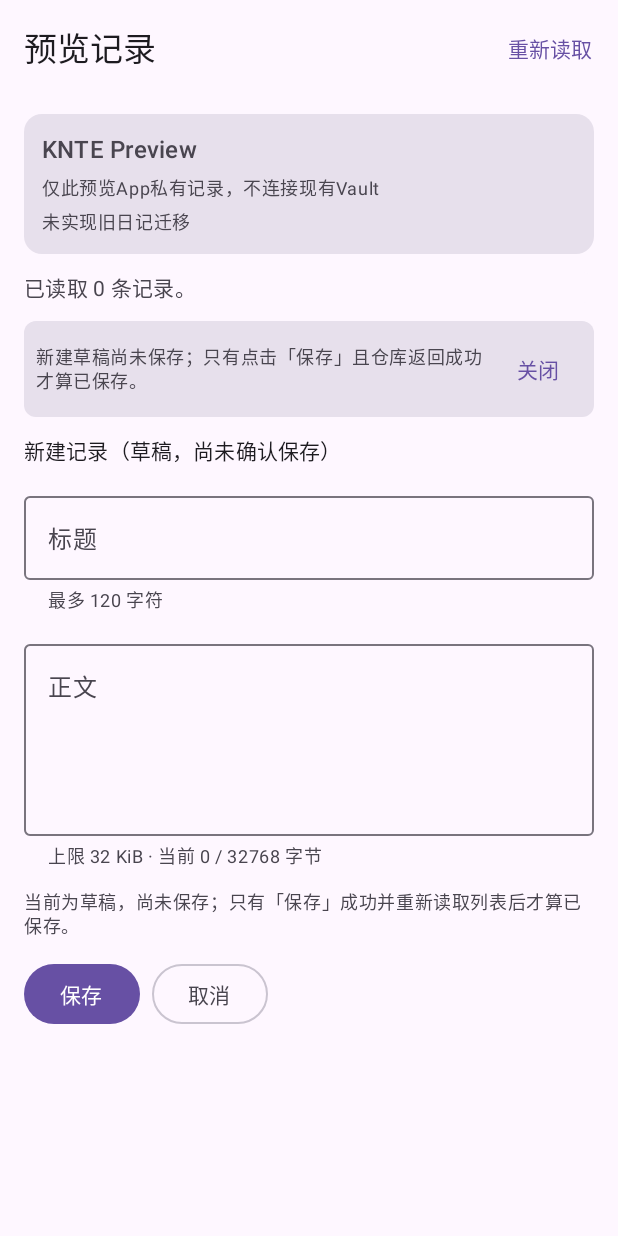
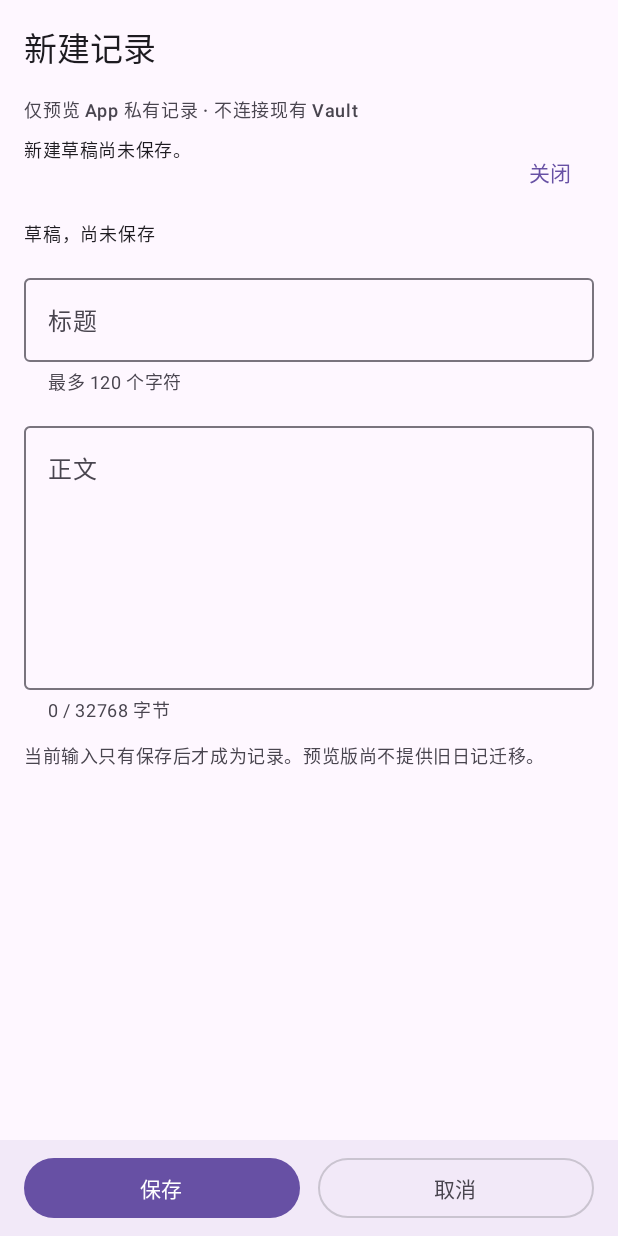
Before and after one commit to 0-0Nm/KNTE, an Android app built with Jetpack Compose: the screen it shows after launch (MainActivity), after a tap on "新建", on a phone screen of 412 x 824 dp. Run offline under Robolectric (Android 15) with nearby library versions, the phone set to English and light mode, and no system bars.

Commit message:
Fix device editor navigation and layout; brand and sign isolated preview2

```diff
--- a/app/build.gradle.kts
+++ b/app/build.gradle.kts
@@ -7,11 +7,11 @@ android {
     namespace = "com.knte.preview"
     compileSdk = 35
     defaultConfig {
-        applicationId = "com.knte.preview"
+        applicationId = "com.knte.preview.next"
         minSdk = 26
         targetSdk = 35
-        versionCode = 1
-        versionName = "0.1.0-preview1"
+        versionCode = 2
+        versionName = "0.1.0-preview2"
     }
     buildFeatures { compose = true }
     compileOptions {
--- a/app/src/main/AndroidManifest.xml
+++ b/app/src/main/AndroidManifest.xml
@@ -1,7 +1,9 @@
 <manifest xmlns:android="http://schemas.android.com/apk/res/android">
     <application
         android:allowBackup="false"
-        android:label="KNTE Preview"
+        android:label="知温·预览"
+        android:icon="@mipmap/ic_launcher"
+        android:roundIcon="@mipmap/ic_launcher"
         android:supportsRtl="true"
         android:theme="@android:style/Theme.Material.Light.NoActionBar">
         <activity android:name=".MainActivity" android:exported="true">
--- a/app/src/main/kotlin/com/knte/preview/NoteViewModel.kt
+++ b/app/src/main/kotlin/com/knte/preview/NoteViewModel.kt
@@ -97,7 +97,7 @@ class NoteViewModel(
                 draft = draft,
                 status = NotesStatus.Ready,
                 error = null,
-                notice = "新建草稿尚未保存；只有点击「保存」且仓库返回成功才算已保存。",
+                notice = "新建草稿尚未保存。",
             )
         }
     }
@@ -168,7 +168,7 @@ class NoteViewModel(
                         draft = draft,
                         status = NotesStatus.Ready,
                         error = null,
-                        notice = "已载入已保存记录；SavedStateHandle 中的 revision 只是 UI 元数据，保存前会重新读取真实 revision 做 CAS 校验。",
+                        notice = "已打开记录，修改后请保存。",
                     )
                 }
             } catch (cancelled: CancellationException) {
@@ -220,7 +220,7 @@ class NoteViewModel(
                         pending = null,
                         draft = null,
                         error = null,
-                        notice = "仓库已返回成功；正在重新读取列表确认落盘结果。",
+                        notice = "保存完成，正在重读。",
                     )
                 }
                 reloadInternal(initial = false)
@@ -282,6 +282,7 @@ class NoteViewModel(
                         notes = notes,
                         status = if (notes.isEmpty()) NotesStatus.Empty else NotesStatus.Ready,
                         error = null,
+                        notice = if (it.notice == "保存完成，正在重读。") "已保存并重新读取。" else it.notice,
                     )
                 }
             } catch (cancelled: CancellationException) {
--- a/app/src/main/kotlin/com/knte/preview/ui/NotesScreen.kt
+++ b/app/src/main/kotlin/com/knte/preview/ui/NotesScreen.kt
@@ -1,331 +1,105 @@
 package com.knte.preview.ui
 
+import androidx.activity.compose.BackHandler
 import androidx.compose.foundation.clickable
-import androidx.compose.foundation.layout.Arrangement
-import androidx.compose.foundation.layout.Column
-import androidx.compose.foundation.layout.Row
-import androidx.compose.foundation.layout.fillMaxSize
-import androidx.compose.foundation.layout.fillMaxWidth
-import androidx.compose.foundation.layout.padding
-import androidx.compose.foundation.layout.size
+import androidx.compose.foundation.layout.*
+import androidx.compose.foundation.rememberScrollState
+import androidx.compose.foundation.verticalScroll
 import androidx.compose.foundation.lazy.LazyColumn
 import androidx.compose.foundation.lazy.items
-import androidx.compose.material3.Button
-import androidx.compose.material3.CircularProgressIndicator
-import androidx.compose.material3.ExperimentalMaterial3Api
-import androidx.compose.material3.MaterialTheme
-import androidx.compose.material3.OutlinedButton
-import androidx.compose.material3.OutlinedTextField
-import androidx.compose.material3.Scaffold
-import androidx.compose.material3.Surface
-import androidx.compose.material3.Text
-import androidx.compose.material3.TextButton
-import androidx.compose.material3.TopAppBar
-import androidx.compose.material3.TopAppBarDefaults
-import androidx.compose.runtime.Composable
-import androidx.lifecycle.compose.collectAsStateWithLifecycle
-import androidx.compose.runtime.getValue
-import androidx.compose.ui.Alignment
+import androidx.compose.material3.*
+import androidx.compose.runtime.*
+import androidx.compose.runtime.saveable.rememberSaveable
 import androidx.compose.ui.Modifier
 import androidx.compose.ui.semantics.Role
 import androidx.compose.ui.semantics.contentDescription
 import androidx.compose.ui.semantics.semantics
 import androidx.compose.ui.text.style.TextOverflow
 import androidx.compose.ui.unit.dp
-import com.knte.core.notes.Note
-import com.knte.preview.MAX_RESTORABLE_BODY_BYTES
-import com.knte.preview.MAX_TITLE_CHARS
-import com.knte.preview.NoteDraft
-import com.knte.preview.NotesStatus
-import com.knte.preview.NotesUiState
-import com.knte.preview.NoteViewModel
-import com.knte.preview.utf8ByteCount
+import androidx.lifecycle.compose.collectAsStateWithLifecycle
+import com.knte.preview.*
+import java.text.DateFormat
+import java.util.Date
 
+/** Scrollable editor with viewport-independent actions. No technical revision exposed by default. */
 @OptIn(ExperimentalMaterial3Api::class)
 @Composable
 fun NotesScreen(viewModel: NoteViewModel, modifier: Modifier = Modifier) {
     val state by viewModel.uiState.collectAsStateWithLifecycle()
-    val busy = state.isBusy
-
+    var confirmDiscard by rememberSaveable { mutableStateOf(false) }
+    val draft = state.draft
+    BackHandler(enabled = draft != null) { if (!state.isBusy) confirmDiscard = true }
+    if (confirmDiscard && draft != null) {
+        AlertDialog(
+            onDismissRequest = { confirmDiscard = false },
+            title = { Text("放弃未保存的编辑？") },
+            text = { Text("本次草稿尚未保存。继续编辑可保留输入；放弃只清除此草稿，不删除已保存记录。") },
+            confirmButton = { TextButton(onClick = { confirmDiscard = false; viewModel.cancel() }) { Text("放弃草稿") } },
+            dismissButton = { TextButton(onClick = { confirmDiscard = false }) { Text("继续编辑") } },
+        )
+    }
     Scaffold(
-        modifier = modifier,
-        containerColor = MaterialTheme.colorScheme.surface,
+        modifier = modifier.imePadding(),
         topBar = {
-            TopAppBar(
-                title = { Text("预览记录") },
-                colors = TopAppBarDefaults.topAppBarColors(
-                    containerColor = MaterialTheme.colorScheme.surface,
-                    titleContentColor = MaterialTheme.colorScheme.onSurface,
-                ),
+            TopAppBar(title = { Text(if (draft == null) "知温·预览" else if (draft.id == null) "新建记录" else "编辑记录") },
                 actions = {
-                    TextButton(
-                        onClick = { viewModel.reload() },
-                        enabled = !busy,
-                        modifier = Modifier.semantics { contentDescription = "重新读取记录列表" },
-                    ) { Text("重新读取") }
-                },
-            )
+                    if (draft == null) TextButton(onClick = viewModel::reload, enabled = !state.isBusy) { Text("重新读取") }
+                })
         },
-    ) { innerPadding ->
-        Column(
-            modifier = Modifier
-                .padding(innerPadding)
-                .padding(horizontal = 16.dp, vertical = 12.dp)
-                .fillMaxSize(),
-            verticalArrangement = Arrangement.spacedBy(12.dp),
-        ) {
-            PreviewNotices()
-            UnifiedStatus(state = state, onDismissError = viewModel::dismissError)
-            state.notice?.let { text ->
-                NoticeCard(text = text, onDismiss = viewModel::dismissNotice)
+        bottomBar = {
+            Surface(tonalElevation = 3.dp) {
+                Row(Modifier.fillMaxWidth().navigationBarsPadding().padding(horizontal = 16.dp, vertical = 8.dp), horizontalArrangement = Arrangement.spacedBy(12.dp)) {
+                    if (draft == null) {
+                        Button(onClick = viewModel::newNote, enabled = !state.isBusy, modifier = Modifier.weight(1f).semantics { contentDescription = "新建预览记录" }) { Text("新建") }
+                    } else {
+                        Button(onClick = viewModel::save, enabled = !state.isBusy, modifier = Modifier.weight(1f).semantics { contentDescription = "保存记录" }) { Text(if (state.isSaving) "保存中…" else "保存") }
+                        OutlinedButton(onClick = { confirmDiscard = true }, enabled = !state.isBusy, modifier = Modifier.weight(1f)) { Text("取消") }
+                    }
+                }
             }
-
-            val draft = state.draft
+        },
+    ) { padding ->
+        Column(Modifier.padding(padding).fillMaxSize().padding(horizontal = 16.dp), verticalArrangement = Arrangement.spacedBy(8.dp)) {
+            Text("仅预览 App 私有记录 · 不连接现有 Vault", style = MaterialTheme.typography.labelMedium, color = MaterialTheme.colorScheme.onSurfaceVariant)
+            if (state.isBusy) LinearProgressIndicator(Modifier.fillMaxWidth())
+            state.error?.let { error ->
+                Surface(color = MaterialTheme.colorScheme.errorContainer, shape = MaterialTheme.shapes.small) {
+                    Text(error, Modifier.padding(10.dp), color = MaterialTheme.colorScheme.onErrorContainer, style = MaterialTheme.typography.bodySmall)
+                }
+            }
+            state.notice?.let { notice ->
+                Row(Modifier.fillMaxWidth()) {
+                    Text(notice, Modifier.weight(1f), style = MaterialTheme.typography.bodySmall, maxLines = 2, overflow = TextOverflow.Ellipsis)
+                    TextButton(onClick = viewModel::dismissNotice, contentPadding = PaddingValues(0.dp)) { Text("关闭") }
+                }
+            }
             if (draft != null) {
-                NoteEditor(
-                    draft = draft,
-                    enabled = !busy,
-                    onTitleChange = viewModel::onTitleChange,
-                    onBodyChange = viewModel::onBodyChange,
-                    onSave = viewModel::save,
-                    onCancel = viewModel::cancel,
-                )
+                Column(Modifier.weight(1f).fillMaxWidth().verticalScroll(rememberScrollState()).padding(bottom = 16.dp), verticalArrangement = Arrangement.spacedBy(12.dp)) {
+                    Text("草稿，尚未保存", style = MaterialTheme.typography.labelMedium)
+                    OutlinedTextField(draft.title, viewModel::onTitleChange, enabled = !state.isBusy, singleLine = true,
+                        label = { Text("标题") }, supportingText = { Text("最多 $MAX_TITLE_CHARS 个字符") },
+                        modifier = Modifier.fillMaxWidth().semantics { contentDescription = "记录标题输入框" })
+                    OutlinedTextField(draft.body, viewModel::onBodyChange, enabled = !state.isBusy, minLines = 6, maxLines = 12,
+                        label = { Text("正文") }, supportingText = { Text("${draft.body.utf8ByteCount()} / $MAX_RESTORABLE_BODY_BYTES 字节") },
+                        modifier = Modifier.fillMaxWidth().semantics { contentDescription = "记录正文输入框" })
+                    Text("当前输入只有保存后才成为记录。预览版尚不提供旧日记迁移。", style = MaterialTheme.typography.bodySmall, color = MaterialTheme.colorScheme.onSurfaceVariant)
+                }
             } else {
-                NoteList(
-                    state = state,
-                    enabled = !busy,
-                    onOpen = viewModel::open,
-                    onNew = viewModel::newNote,
-                    onReload = viewModel::reload,
-                    modifier = Modifier.weight(1f),
-                )
+                Text("${state.notes.size} 条记录", style = MaterialTheme.typography.titleSmall)
+                if (state.notes.isEmpty() && !state.isBusy && state.error == null) Text("暂无记录，点击下方新建。")
+                LazyColumn(Modifier.weight(1f).fillMaxWidth(), verticalArrangement = Arrangement.spacedBy(8.dp), contentPadding = PaddingValues(bottom = 12.dp)) {
+                    items(state.notes, key = { it.id }) { note ->
+                        Surface(shape = MaterialTheme.shapes.medium, color = MaterialTheme.colorScheme.surfaceVariant,
+                            modifier = Modifier.fillMaxWidth().clickable(enabled = !state.isBusy, role = Role.Button) { viewModel.open(note.id) }.semantics { contentDescription = "打开记录：${note.title}" }) {
+                            Column(Modifier.padding(16.dp), verticalArrangement = Arrangement.spacedBy(6.dp)) {
+                                Text(note.title, style = MaterialTheme.typography.titleMedium, maxLines = 1, overflow = TextOverflow.Ellipsis)
+                                Text(note.body.ifEmpty { "（空正文）" }, maxLines = 3, overflow = TextOverflow.Ellipsis, style = MaterialTheme.typography.bodyMedium)
+                                Text(DateFormat.getDateTimeInstance(DateFormat.SHORT, DateFormat.SHORT).format(Date(note.updatedAtMillis)), style = MaterialTheme.typography.labelSmall)
+                            }
+                        }
+                    }
+                }
             }
         }
     }
 }
-
-@Composable
-private fun PreviewNotices() {
-    Surface(
-        color = MaterialTheme.colorScheme.surfaceVariant,
-        contentColor = MaterialTheme.colorScheme.onSurfaceVariant,
-        shape = MaterialTheme.shapes.medium,
-        modifier = Modifier.fillMaxWidth(),
-    ) {
-        Column(
-            modifier = Modifier.padding(12.dp),
-            verticalArrangement = Arrangement.spacedBy(4.dp),
-        ) {
-            Text("KNTE Preview", style = MaterialTheme.typography.titleMedium)
-            Text("仅此预览App私有记录，不连接现有Vault", style = MaterialTheme.typography.bodySmall)
-            Text("未实现旧日记迁移", style = MaterialTheme.typography.bodySmall)
-        }
-    }
-}
-
-@Composable
-private fun UnifiedStatus(state: NotesUiState, onDismissError: () -> Unit) {
-    Surface(
-        color = MaterialTheme.colorScheme.surface,
-        shape = MaterialTheme.shapes.small,
-        modifier = Modifier
-            .fillMaxWidth()
-            .semantics { contentDescription = "记录状态" },
-    ) {
-        when (state.status) {
-            NotesStatus.Loading -> StatusLine("正在读取记录…", busy = true)
-            NotesStatus.Saving -> StatusLine("正在保存，草稿尚未确认…", busy = true)
-            NotesStatus.Empty -> Text(
-                "暂无记录；点击「新建」创建第一条预览记录。",
-                style = MaterialTheme.typography.bodyMedium,
-                color = MaterialTheme.colorScheme.onSurfaceVariant,
-            )
-            NotesStatus.Ready -> Text(
-                "已读取 ${state.notes.size} 条记录。",
-                style = MaterialTheme.typography.bodyMedium,
-                color = MaterialTheme.colorScheme.onSurfaceVariant,
-            )
-            NotesStatus.Error -> Row(verticalAlignment = Alignment.CenterVertically) {
-                Text(
-                    text = "错误：${state.error ?: "未知错误"}",
-                    color = MaterialTheme.colorScheme.error,
-                    style = MaterialTheme.typography.bodyMedium,
-                    modifier = Modifier.weight(1f),
-                )
-                TextButton(onClick = onDismissError) { Text("关闭") }
-            }
-        }
-    }
-}
-
-@Composable
-private fun StatusLine(text: String, busy: Boolean) {
-    Row(
-        verticalAlignment = Alignment.CenterVertically,
-        horizontalArrangement = Arrangement.spacedBy(8.dp),
-    ) {
-        if (busy) {
-            CircularProgressIndicator(modifier = Modifier.size(18.dp), strokeWidth = 2.dp)
-        }
-        Text(text, style = MaterialTheme.typography.bodyMedium)
-    }
-}
-
-@Composable
-private fun NoticeCard(text: String, onDismiss: () -> Unit) {
-    Surface(
-        color = MaterialTheme.colorScheme.surfaceVariant,
-        contentColor = MaterialTheme.colorScheme.onSurfaceVariant,
-        shape = MaterialTheme.shapes.small,
-        modifier = Modifier
-            .fillMaxWidth()
-            .semantics { contentDescription = "提示：$text" },
-    ) {
-        Row(
-            verticalAlignment = Alignment.CenterVertically,
-            modifier = Modifier.padding(8.dp),
-        ) {
-            Text(text, style = MaterialTheme.typography.bodySmall, modifier = Modifier.weight(1f))
-            TextButton(
-                onClick = onDismiss,
-                modifier = Modifier.semantics { contentDescription = "关闭提示" },
-            ) { Text("关闭") }
-        }
-    }
-}
-
-@Composable
-private fun NoteList(
-    state: NotesUiState,
-    enabled: Boolean,
-    onOpen: (String) -> Unit,
-    onNew: () -> Unit,
-    onReload: () -> Unit,
-    modifier: Modifier = Modifier,
-) {
-    Text("记录列表", style = MaterialTheme.typography.titleSmall)
-    LazyColumn(
-        modifier = modifier.fillMaxWidth(),
-        verticalArrangement = Arrangement.spacedBy(8.dp),
-    ) {
-        items(state.notes, key = { it.id }) { note ->
-            NoteRow(note = note, enabled = enabled, onClick = { onOpen(note.id) })
-        }
-    }
-    Row(horizontalArrangement = Arrangement.spacedBy(8.dp)) {
-        Button(
-            onClick = onNew,
-            enabled = enabled,
-            modifier = Modifier.semantics { contentDescription = "新建预览记录" },
-        ) { Text("新建") }
-        OutlinedButton(
-            onClick = onReload,
-            enabled = enabled,
-            modifier = Modifier.semantics { contentDescription = "重新读取记录列表" },
-        ) { Text("重新读取") }
-    }
-}
-
-@Composable
-private fun NoteRow(note: Note, enabled: Boolean, onClick: () -> Unit) {
-    val title = note.title.ifBlank { "(无标题)" }
-    Surface(
-        color = MaterialTheme.colorScheme.surfaceVariant,
-        contentColor = MaterialTheme.colorScheme.onSurfaceVariant,
-        shape = MaterialTheme.shapes.small,
-        modifier = Modifier
-            .fillMaxWidth()
-            .clickable(enabled = enabled, role = Role.Button, onClick = onClick)
-            .semantics { contentDescription = "打开记录：$title" },
-    ) {
-        Column(
-            modifier = Modifier.padding(12.dp),
-            verticalArrangement = Arrangement.spacedBy(4.dp),
-        ) {
-            Text(
-                title,
-                style = MaterialTheme.typography.titleSmall,
-                maxLines = 1,
-                overflow = TextOverflow.Ellipsis,
-            )
-            Text(
-                note.body.ifBlank { "(空正文)" }.take(120),
-                style = MaterialTheme.typography.bodySmall,
-                maxLines = 2,
-                overflow = TextOverflow.Ellipsis,
-            )
-            Text(
-                "修订 ${note.revision} · 更新 ${note.updatedAtMillis}",
-                style = MaterialTheme.typography.labelSmall,
-            )
-        }
-    }
-}
-
-@Composable
-private fun NoteEditor(
-    draft: NoteDraft,
-    enabled: Boolean,
-    onTitleChange: (String) -> Unit,
-    onBodyChange: (String) -> Unit,
-    onSave: () -> Unit,
-    onCancel: () -> Unit,
-) {
-    val isNew = draft.id == null
-    Text(
-        if (isNew) {
-            "新建记录（草稿，尚未确认保存）"
-        } else {
-            "编辑记录（草稿；修订 ${draft.revision ?: "未知"}，保存时重新核验）"
-        },
-        style = MaterialTheme.typography.titleSmall,
-    )
-    OutlinedTextField(
-        value = draft.title,
-        onValueChange = onTitleChange,
-        enabled = enabled,
-        singleLine = true,
-        label = { Text("标题") },
-        supportingText = { Text("最多 $MAX_TITLE_CHARS 字符") },
-        modifier = Modifier
-            .fillMaxWidth()
-            .semantics { contentDescription = "记录标题输入框" },
-    )
-    val bodyBytes = draft.body.utf8ByteCount()
-    OutlinedTextField(
-        value = draft.body,
-        onValueChange = onBodyChange,
-        enabled = enabled,
-        minLines = 4,
-        maxLines = 8,
-        label = { Text("正文") },
-        supportingText = {
-            val suffix = if (!draft.restorable) " · 本草稿不可在进程恢复后保留" else ""
-            Text("上限 32 KiB · 当前 $bodyBytes / $MAX_RESTORABLE_BODY_BYTES 字节$suffix")
-        },
-        modifier = Modifier
-            .fillMaxWidth()
-            .semantics { contentDescription = "记录正文输入框" },
-    )
-    Text(
-        if (isNew) {
-            "当前为草稿，尚未保存；只有「保存」成功并重新读取列表后才算已保存。"
-        } else {
-            "当前为草稿，尚未保存；保存前会重新读取真实 revision 做 CAS 校验。"
-        },
-        style = MaterialTheme.typography.bodySmall,
-        color = MaterialTheme.colorScheme.onSurfaceVariant,
-    )
-    Row(horizontalArrangement = Arrangement.spacedBy(8.dp)) {
-        Button(
-            onClick = onSave,
-            enabled = enabled,
-            modifier = Modifier.semantics { contentDescription = "保存记录（写入仓库）" },
-        ) { Text("保存") }
-        OutlinedButton(
-            onClick = onCancel,
-            enabled = enabled,
-            modifier = Modifier.semantics { contentDescription = "取消编辑并放弃草稿" },
-        ) { Text("取消") }
-    }
-}
--- /dev/null
+++ b/app/src/main/res/mipmap-anydpi-v26/ic_launcher.xml
@@ -0,0 +1 @@
+<adaptive-icon xmlns:android="http://schemas.android.com/apk/res/android"><background android:drawable="@color/icon_background"/><foreground android:drawable="@drawable/ic_launcher_foreground"/></adaptive-icon>
--- /dev/null
+++ b/app/src/main/res/values/colors.xml
@@ -0,0 +1 @@
+<resources><color name="icon_background">#0A0A0C</color></resources>
```
Also changed, not shown: app/src/main/res/drawable-nodpi/ic_launcher_foreground.png (added), app/src/main/res/mipmap-hdpi/ic_launcher.png (added), app/src/main/res/mipmap-mdpi/ic_launcher.png (added), app/src/main/res/mipmap-xhdpi/ic_launcher.png (added), app/src/main/res/mipmap-xxhdpi/ic_launcher.png (added), app/src/main/res/mipmap-xxxhdpi/ic_launcher.png (added), 5 other files.
